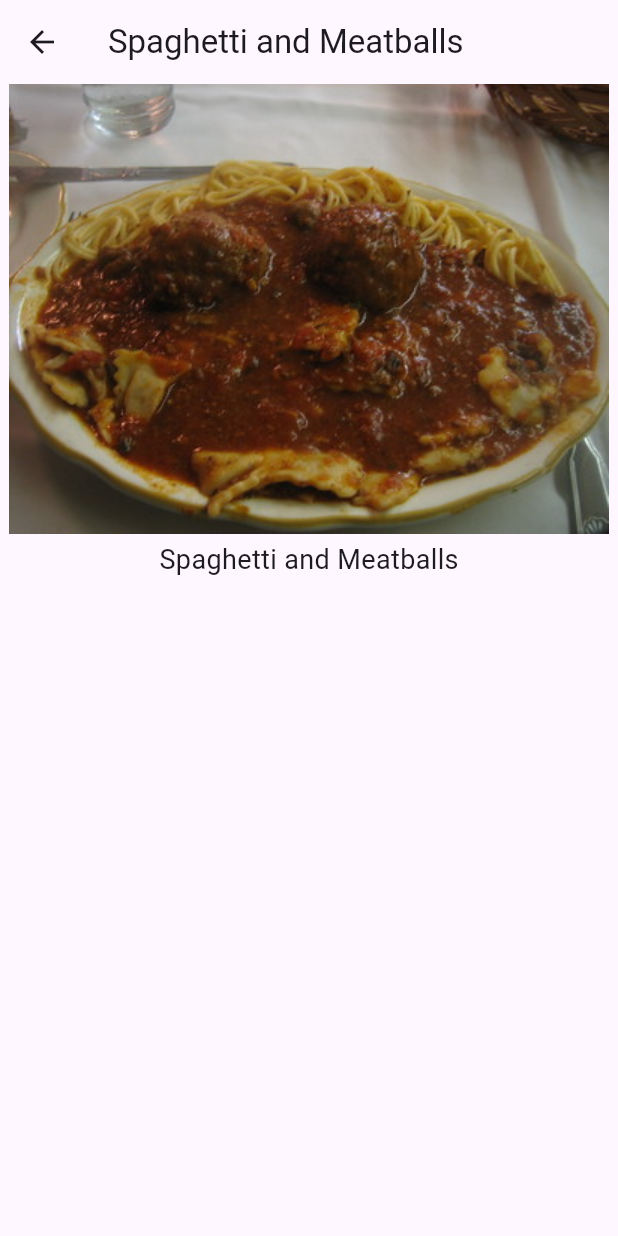
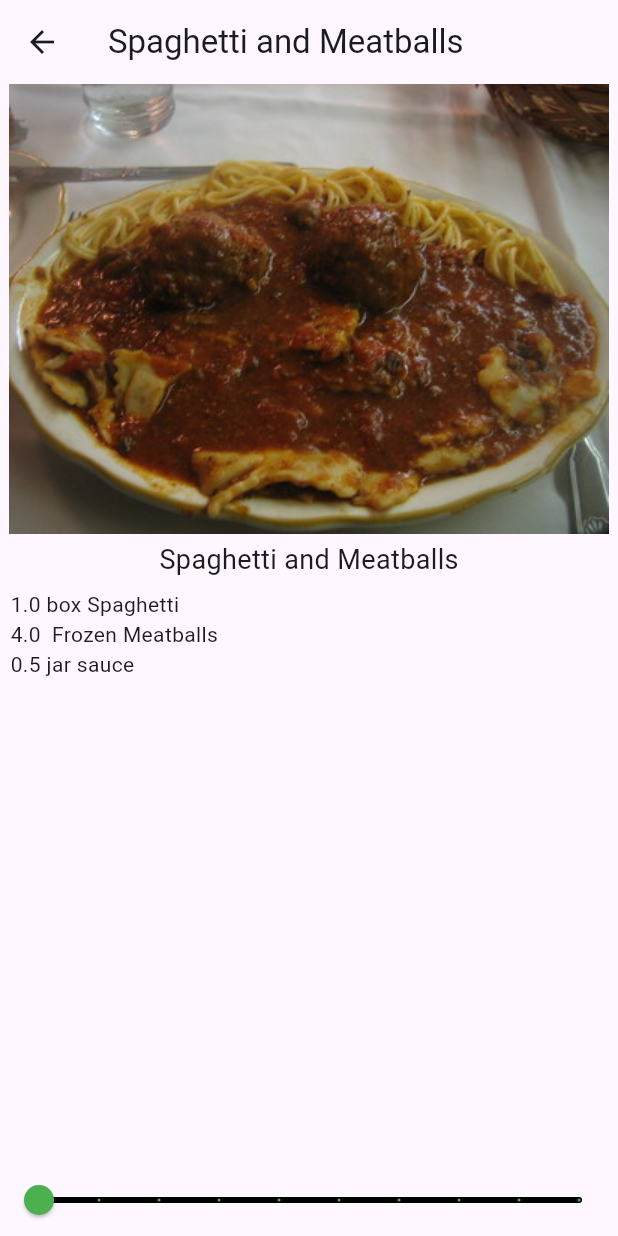
Before and after one commit to Miravicson/recipe-app, a Flutter app: the screen it shows after launch, after a tap on "Spaghetti and Meatballs", on a phone screen of 412 x 824 dp. Run offline on Flutter 3.47's test engine with Material 2 defaults, Android fonts, the phone set to English and light mode, and no system bars.

Commit message:
Completed detail view and app

```diff
--- a/lib/recipe.dart
+++ b/lib/recipe.dart
@@ -1,39 +1,146 @@
 class Recipe {
   String label;
   String imageUrl;
-  // TODO: Add servings and ingredients here
+  int servings;
+  List<Ingredient> ingredients;
 
   Recipe(
     this.label,
     this.imageUrl,
+    this.servings,
+    this.ingredients,
   );
 
   static List<Recipe> samples = [
     Recipe(
       'Spaghetti and Meatballs',
       'assets/2126711929_ef763de2b3_w.jpg',
+      4,
+      [
+        Ingredient(
+          1,
+          'box',
+          'Spaghetti',
+        ),
+        Ingredient(
+          4,
+          '',
+          'Frozen Meatballs',
+        ),
+        Ingredient(
+          0.5,
+          'jar',
+          'sauce',
+        ),
+      ],
     ),
     Recipe(
       'Tomato Soup',
       'assets/27729023535_a57606c1be.jpg',
+      2,
+      [
+        Ingredient(
+          1,
+          'can',
+          'Tomato Soup',
+        ),
+      ],
     ),
     Recipe(
       'Grilled Cheese',
       'assets/3187380632_5056654a19_b.jpg',
+      1,
+      [
+        Ingredient(
+          2,
+          'slices',
+          'Cheese',
+        ),
+        Ingredient(
+          2,
+          'slices',
+          'Bread',
+        ),
+      ],
     ),
     Recipe(
       'Chocolate Chip Cookies',
       'assets/15992102771_b92f4cc00a_b.jpg',
+      24,
+      [
+        Ingredient(
+          4,
+          'cups',
+          'flour',
+        ),
+        Ingredient(
+          2,
+          'cups',
+          'sugar',
+        ),
+        Ingredient(
+          0.5,
+          'cups',
+          'chocolate chips',
+        ),
+      ],
     ),
     Recipe(
       'Taco Salad',
       'assets/8533381643_a31a99e8a6_c.jpg',
+      1,
+      [
+        Ingredient(
+          4,
+          'oz',
+          'nachos',
+        ),
+        Ingredient(
+          3,
+          'oz',
+          'taco meat',
+        ),
+        Ingredient(
+          0.5,
+          'cup',
+          'cheese',
+        ),
+        Ingredient(
+          0.25,
+          'cup',
+          'chopped tomatoes',
+        ),
+      ],
     ),
     Recipe(
       'Hawaiian Pizza',
       'assets/15452035777_294cefced5_c.jpg',
+      4,
+      [
+        Ingredient(
+          1,
+          'item',
+          'pizza',
+        ),
+        Ingredient(
+          1,
+          'cup',
+          'pineapple',
+        ),
+        Ingredient(
+          8,
+          'oz',
+          'ham',
+        ),
+      ],
     ),
   ];
 }
 
-// TODO: Add Ingredient() here
+class Ingredient {
+  double quantity;
+  String measure;
+  String name;
+
+  Ingredient(this.quantity, this.measure, this.name);
+}
--- a/lib/recipe_detail.dart
+++ b/lib/recipe_detail.dart
@@ -17,6 +17,8 @@ class RecipeDetail extends StatefulWidget {
 }
 
 class _RecipeDetailState extends State<RecipeDetail> {
+  int _sliderVal = 1;
+
   @override
   Widget build(BuildContext context) {
     return Scaffold(
@@ -42,9 +44,32 @@ class _RecipeDetailState extends State<RecipeDetail> {
                 fontSize: 18,
               ),
             ),
-            // TODO: Add Expanded
+            Expanded(
+                child: ListView.builder(
+              padding: const EdgeInsets.all(7.0),
+              itemCount: widget.recipe.ingredients.length,
+              itemBuilder: (BuildContext context, int index) {
+                final ingredient = widget.recipe.ingredients[index];
 
-            // TODO: Add Slider() here
+                return Text(
+                  '${ingredient.quantity * _sliderVal} ${ingredient.measure} ${ingredient.name}',
+                );
+              },
+            )),
+            Slider(
+              min: 1,
+              max: 10,
+              divisions: 9,
+              label: '${_sliderVal * widget.recipe.servings} servings',
+              value: _sliderVal.toDouble(),
+              onChanged: (newValue) {
+                setState(() {
+                  _sliderVal = newValue.round();
+                });
+              },
+              activeColor: Colors.green,
+              inactiveColor: Colors.black,
+            )
           ],
         ),
       ),
```
